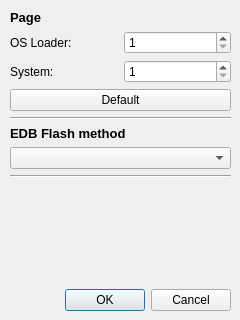
Old version of the form options.ui in the repository ExistOS-Team/ExistOS_Updater_v2.
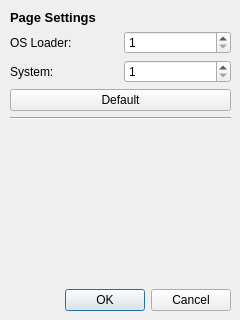
New version of the form.

```diff
--- a/options.ui
+++ b/options.ui
@@ -25,7 +25,7 @@
   <property name="windowTitle">
    <string>Dialog</string>
   </property>
-  <widget class="QWidget" name="">
+  <widget class="QWidget" name="layoutWidget">
    <property name="geometry">
     <rect>
      <x>10</x>
@@ -46,7 +46,7 @@
          </font>
         </property>
         <property name="text">
-         <string>Page</string>
+         <string>Page Settings</string>
         </property>
        </widget>
       </item>
@@ -108,33 +108,6 @@
       </property>
      </widget>
     </item>
-    <item>
-     <layout class="QVBoxLayout" name="verticalLayout">
-      <item>
-       <widget class="QLabel" name="label_4">
-        <property name="font">
-         <font>
-          <pointsize>10</pointsize>
-          <bold>true</bold>
-         </font>
-        </property>
-        <property name="text">
-         <string>EDB Flash method</string>
-        </property>
-       </widget>
-      </item>
-      <item>
-       <widget class="QComboBox" name="comboBox_edb_mode"/>
-      </item>
-     </layout>
-    </item>
-    <item>
-     <widget class="Line" name="line_2">
-      <property name="orientation">
-       <enum>Qt::Horizontal</enum>
-      </property>
-     </widget>
-    </item>
     <item>
      <spacer name="verticalSpacer">
       <property name="orientation">
```
